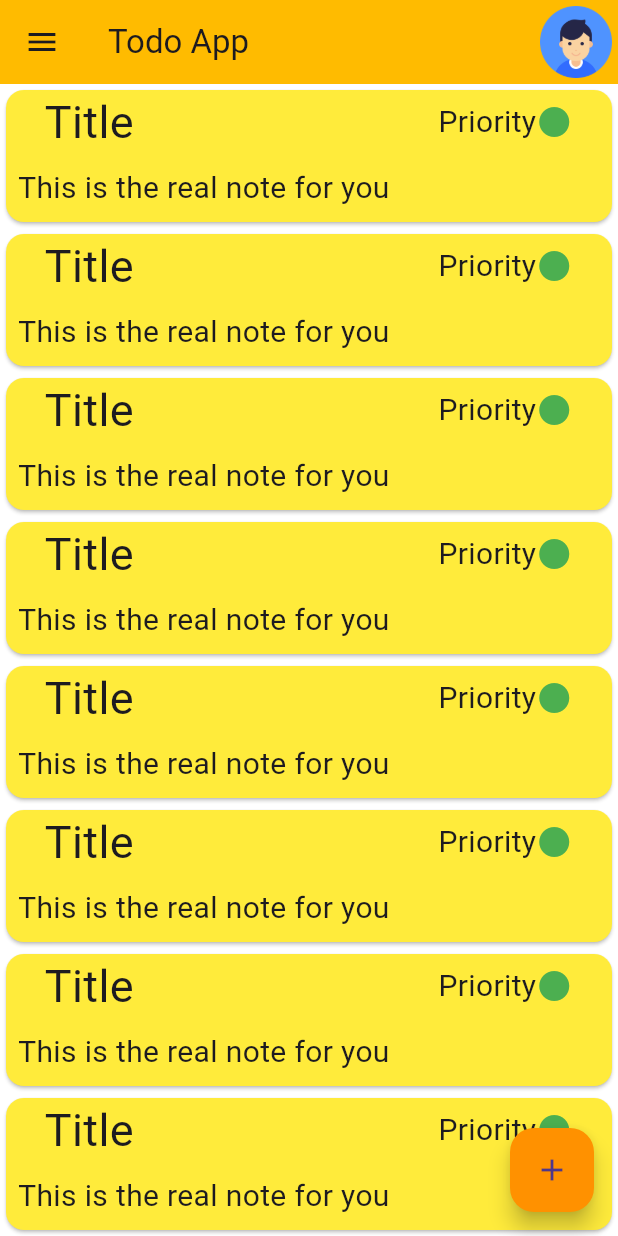
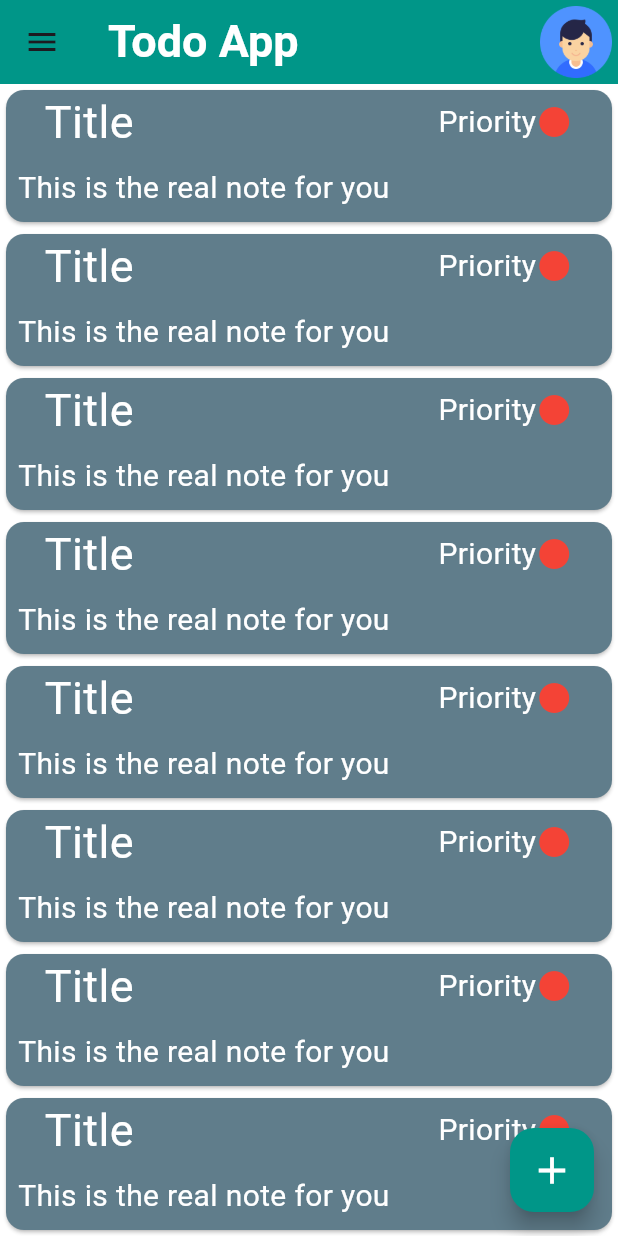
Before and after one commit to yeryfhc/todo_app, a Flutter app: the screen it shows after launch, on a phone screen of 412 x 824 dp. Run offline on Flutter 3.47's test engine with Material 2 defaults, Android fonts, the phone set to English and light mode, and no system bars; our stand-ins replace sqflite; accounts and stored records are empty.

```diff
--- a/lib/main.dart
+++ b/lib/main.dart
@@ -17,7 +17,7 @@ class MyApp extends StatelessWidget {
       title: 'Todo APp',
       theme: ThemeData(
         useMaterial3: true,
-        primarySwatch: Colors.blue,
+        primarySwatch: Colors.teal,
       ), initialRoute: '/',
       routes: {
         '/':(context) => const HomePage(),
--- a/lib/pages/home_page.dart
+++ b/lib/pages/home_page.dart
@@ -11,8 +11,8 @@ const HomePage({Key? key}) : super(key: key);
   Widget build(BuildContext context) {
     return Scaffold(
       drawer:   Drawer(
-        semanticLabel: 'App Note',
-       backgroundColor: Colors.amber,
+        semanticLabel: 'App Note ',
+       backgroundColor: Colors.teal.shade400,
        child: Padding(
          padding: const  EdgeInsets.all(8.0),
          child: Column(
@@ -37,14 +37,14 @@ const HomePage({Key? key}) : super(key: key);
       ),
       appBar: AppBar(
 
-        title: const  Text('Todo App'),
+        title: const  Text('Todo App', style: TextStyle(color: Colors.white,fontSize: 30,fontWeight: FontWeight.bold),),
 
         actions: const [Padding(
           padding: EdgeInsets.all(4.0),
           child: Image(image: AssetImage('assets/profile.png')),
         )],
 
-        backgroundColor: const Color.fromARGB(255, 255, 187, 0),
+        backgroundColor:  Colors.teal
       ),
       body:   SizedBox(
             height: double.infinity,
@@ -56,8 +56,8 @@ const HomePage({Key? key}) : super(key: key);
        },
             ),
           ), floatingActionButton: FloatingActionButton(
-        backgroundColor: const  Color.fromARGB(255, 255, 145, 0),
-        child: const Icon(Icons.add),
+        backgroundColor: Colors.teal,
+        child: const Icon(Icons.add,color: Colors.white,size: 30,),
         onPressed: (){
          Navigator.pushNamed(context, 'NewNote');
         }),
--- a/lib/pages/new_note.dart
+++ b/lib/pages/new_note.dart
@@ -8,11 +8,11 @@ const NewNotePage({Key? key}) : super(key: key);
   @override
   Widget build(BuildContext context) {
     return Scaffold(
-      backgroundColor: Colors.yellow,
+      backgroundColor: Colors.teal,
     appBar: AppBar(
-      backgroundColor: const  Color.fromARGB(255, 255, 145, 0),
+      backgroundColor: Colors.teal,
       centerTitle: true,
-      title: const Text('New Note',style: TextStyle(fontSize: 30,fontWeight: FontWeight.bold),),),
+      title: const Text('New Note',style: TextStyle(fontSize: 30,fontWeight: FontWeight.bold, color: Colors.white),),),
       body: const   Card(
         color:  Color.fromARGB(132, 255, 235, 59),
 
--- a/lib/widgets/button_drawer.dart
+++ b/lib/widgets/button_drawer.dart
@@ -13,9 +13,9 @@ class ButtonDrawer extends StatelessWidget {
      child: Padding(
        padding: const EdgeInsets.only(bottom:10 ),
        child: TextButton.icon(
-        style: ButtonStyle(backgroundColor: MaterialStateProperty.all(Colors.black12)),
+        style: ButtonStyle(backgroundColor: MaterialStateProperty.all(Colors.teal)),
 
-        onPressed: funcion, icon: Icon(icons,color: Colors.white,), label: Text(text,style: const  TextStyle(color: Colors.white,fontSize: 25),)),
+        onPressed: funcion, icon: Icon(icons,color: Colors.white,), label: Text(text,style: const  TextStyle(color: Colors.white,fontSize: 25,fontWeight: FontWeight.bold),)),
      ));
   }
 }
--- a/lib/widgets/cards_notes.dart
+++ b/lib/widgets/cards_notes.dart
@@ -9,22 +9,22 @@ class TheCardNote extends StatelessWidget {
   Widget build(BuildContext context) {
     return Container( color: Colors.white,
       width: double.infinity,
-      child:   const  Card(
-        color: Colors.yellow,
-        child:Column(
+      child:    const  Card(
+        color: Colors.blueGrey,
+        child: Column(
           mainAxisSize: MainAxisSize.max,
 
           crossAxisAlignment: CrossAxisAlignment.start,
           children: [ Row(
             mainAxisAlignment: MainAxisAlignment.spaceAround,
             children: [
-              Center(child: Text('Title',style: TextStyle(fontSize: 30),)),
+              Center(child: Text('Title',style: TextStyle(fontSize: 30,color: Colors.white),)),
               SizedBox(width: 100,),
               SizedBox(
                 // color: Colors.red,
                 width: 90,
-                child:  Row(children: [Text('Priority',style: TextStyle(fontSize: 20),),
-                Icon(Icons.circle,color: Colors.green,)],),
+                child:  Row(children: [Text('Priority',style: TextStyle(fontSize: 20,color: Colors.white),),
+                Icon(Icons.circle,color: Colors.red,)],),
               )
             ],
           ),
@@ -32,7 +32,7 @@ class TheCardNote extends StatelessWidget {
 
           Padding(
             padding: EdgeInsets.all(8.0),
-            child: Text('This is the real note for you ',style: TextStyle(fontSize: 20),),
+            child: Text('This is the real note for you ',style: TextStyle(fontSize: 20,color: Colors.white),),
           )
 
 
--- a/lib/widgets/chekbox_todo.dart
+++ b/lib/widgets/chekbox_todo.dart
@@ -1,7 +1,7 @@
 import 'package:flutter/material.dart';
 
-class CheckBox extends StatelessWidget {
-  const CheckBox({
+class CheckBoxTodo extends StatelessWidget {
+  const CheckBoxTodo({
     super.key,
   });
 
```
Also changed, not shown: lib/data/db_model.dart (added, +63 -0 lines), lib/model/todo_model.dart (added, +35 -0 lines), pubspec.yaml (+5 -12 lines), lib/widgets/iput_text_todo.dart (line endings or trailing spaces), pubspec.lock, 1 other file.
